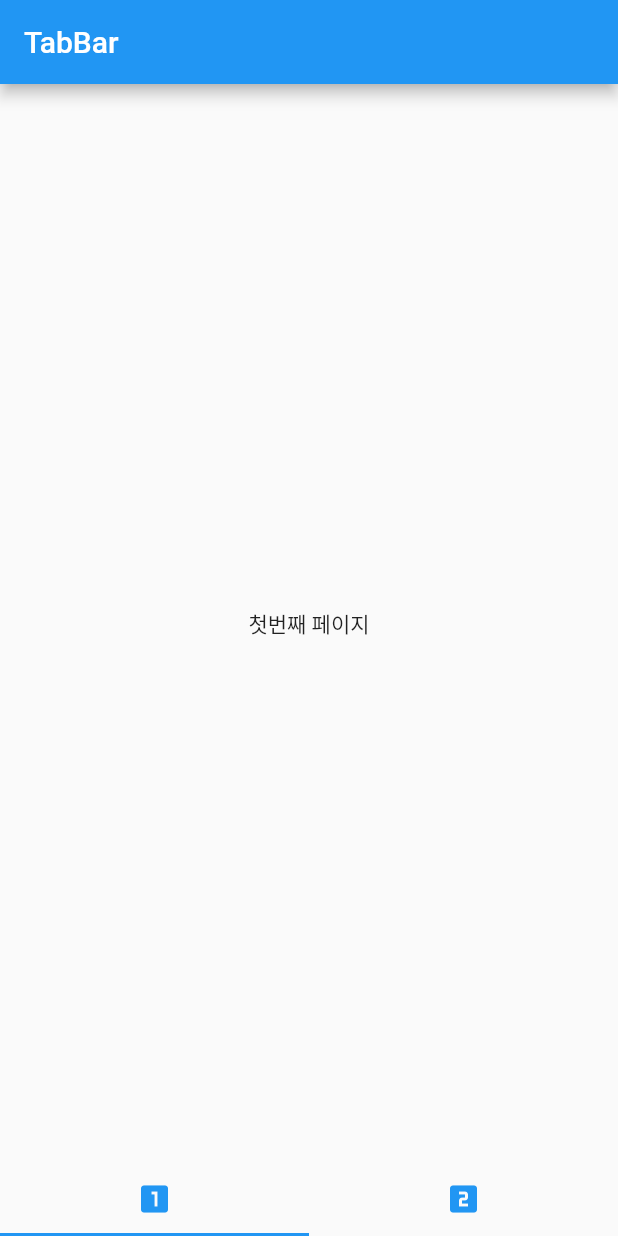
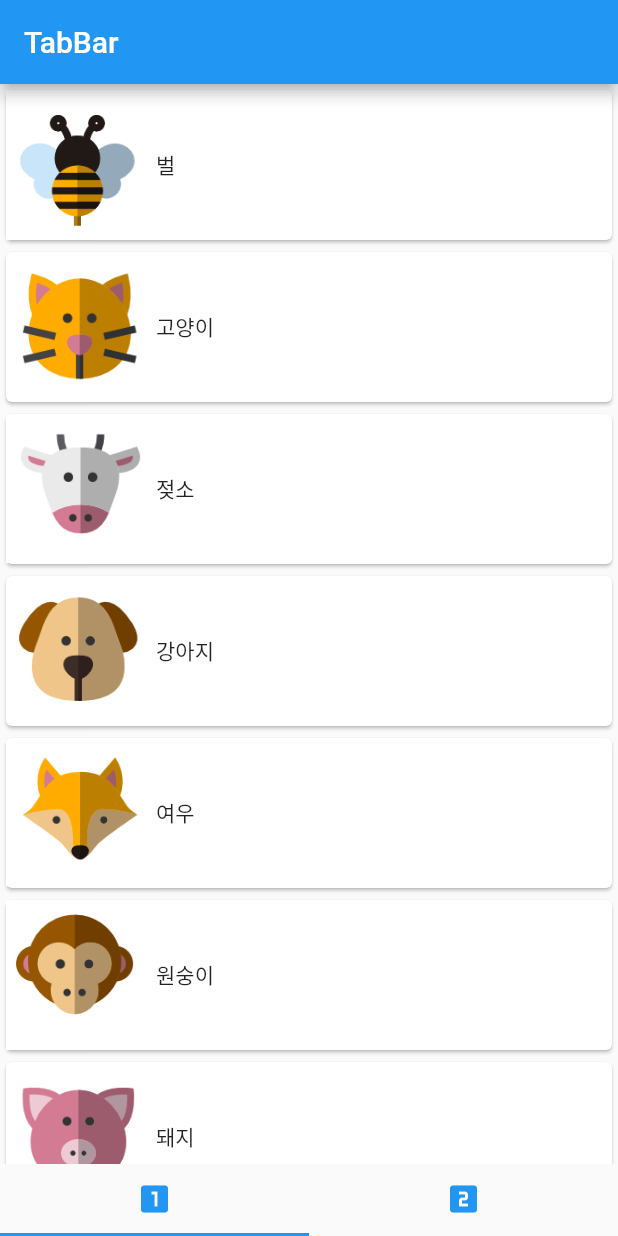
Before and after one commit to tintoll/doitflutter, a Flutter app: the screen it shows after launch, on a phone screen of 412 x 824 dp. Run offline on Flutter 3.47's test engine with Material 2 defaults, Android fonts, the light colour scheme and no system bars.

Commit message:
add ListView page

```diff
--- /dev/null
+++ b/tab_listview_exam/lib/animalItem.dart
@@ -0,0 +1,11 @@
+import 'package:flutter/material.dart';
+
+class Animal{
+  String imagePath;
+  String animalName;
+  String kind;
+  bool flyExist = false;
+
+  Animal({  @required this.animalName,@required this.kind,@required this.imagePath, this.flyExist});
+
+}
--- a/tab_listview_exam/lib/first_page.dart
+++ b/tab_listview_exam/lib/first_page.dart
@@ -1,10 +1,47 @@
 import 'package:flutter/material.dart';
+import 'package:tab_listview_exam/animalItem.dart';
 
 class FirstPage extends StatelessWidget {
+  final List<Animal> list;
+
+  const FirstPage({Key key, this.list}) : super(key: key);
+
   @override
   Widget build(BuildContext context) {
     return Scaffold(
-      body: Container(child: Center(child: Text('첫번째 페이지'))),
+      body: Container(
+        child: Center(
+          child: ListView.builder(
+            itemBuilder: (context, position) {
+              return GestureDetector(
+                onTap: () {
+                  AlertDialog dialog = AlertDialog(
+                    content: Text(
+                      '이 동물은 ${list[position].kind} 입니다.',
+                      style: TextStyle(fontSize: 30.0),
+                    ),
+                  );
+                  showDialog(context: context, builder: (context) => dialog);
+                },
+                child: Card(
+                  child: Row(
+                    children: [
+                      Image.asset(
+                        list[position].imagePath,
+                        width: 100,
+                        height: 100,
+                        fit: BoxFit.contain,
+                      ),
+                      Text(list[position].animalName)
+                    ],
+                  ),
+                ),
+              );
+            },
+            itemCount: list.length,
+          ),
+        ),
+      ),
     );
   }
 }
--- a/tab_listview_exam/lib/main.dart
+++ b/tab_listview_exam/lib/main.dart
@@ -1,4 +1,5 @@
 import 'package:flutter/material.dart';
+import 'package:tab_listview_exam/animalItem.dart';
 import 'package:tab_listview_exam/first_page.dart';
 import 'package:tab_listview_exam/seconds_page.dart';
 
@@ -29,11 +30,30 @@ class _MyHomePageState extends State<MyHomePage>
     with SingleTickerProviderStateMixin {
 
   TabController tabController;
+  List<Animal> animalList = List();
 
   @override
   void initState() {
     super.initState();
     tabController = TabController(length: 2, vsync: this);
+
+    animalList.add(Animal(animalName: "벌", kind: "곤충",
+        imagePath: "repo/images/bee.png"));
+    animalList.add(Animal(animalName: "고양이", kind: "포유류",
+        imagePath: "repo/images/cat.png"));
+    animalList.add(Animal(animalName: "젖소", kind: "포유류",
+        imagePath: "repo/images/cow.png"));
+    animalList.add(Animal(animalName: "강아지", kind: "포유류",
+        imagePath: "repo/images/dog.png"));
+    animalList.add(Animal(animalName: "여우", kind: "포유류",
+        imagePath: "repo/images/fox.png"));
+    animalList.add(Animal(animalName: "원숭이", kind: "영장류",
+        imagePath: "repo/images/monkey.png"));
+    animalList.add(Animal(animalName: "돼지", kind: "포유류",
+        imagePath: "repo/images/pig.png"));
+    animalList.add(Animal(animalName: "늑대", kind: "포유류",
+        imagePath: "repo/images/wolf.png"));
+
   }
 
   @override
@@ -49,7 +69,7 @@ class _MyHomePageState extends State<MyHomePage>
         title: Text('TabBar'),
       ),
       body: TabBarView(
-        children: [FirstPage(), SecondsPage(),],
+        children: [FirstPage(list: animalList,), SecondsPage(list: animalList),],
         controller: tabController,
       ),
       bottomNavigationBar: TabBar(
--- a/tab_listview_exam/lib/seconds_page.dart
+++ b/tab_listview_exam/lib/seconds_page.dart
@@ -1,6 +1,13 @@
 import 'package:flutter/material.dart';
+import 'package:tab_listview_exam/animalItem.dart';
 
 class SecondsPage extends StatelessWidget {
+
+  final List<Animal> list;
+
+  const SecondsPage({Key key, this.list}) : super(key: key);
+
+
   @override
   Widget build(BuildContext context) {
     return Scaffold(
--- a/tab_listview_exam/pubspec.yaml
+++ b/tab_listview_exam/pubspec.yaml
@@ -45,9 +45,8 @@ flutter:
   uses-material-design: true
 
   # To add assets to your application, add an assets section, like this:
-  # assets:
-  #   - images/a_dot_burr.jpeg
-  #   - images/a_dot_ham.jpeg
+  assets:
+    - repo/images/
 
   # An image asset can refer to one or more resolution-specific "variants", see
   # https://flutter.dev/assets-and-images/#resolution-aware.
```
Also changed, not shown: tab_listview_exam/repo/images/bee.png (added), tab_listview_exam/repo/images/cat.png (added), tab_listview_exam/repo/images/cow.png (added), tab_listview_exam/repo/images/dog.png (added), tab_listview_exam/repo/images/fox.png (added), tab_listview_exam/repo/images/monkey.png (added), tab_listview_exam/repo/images/pig.png (added), tab_listview_exam/repo/images/wolf.png (added).
